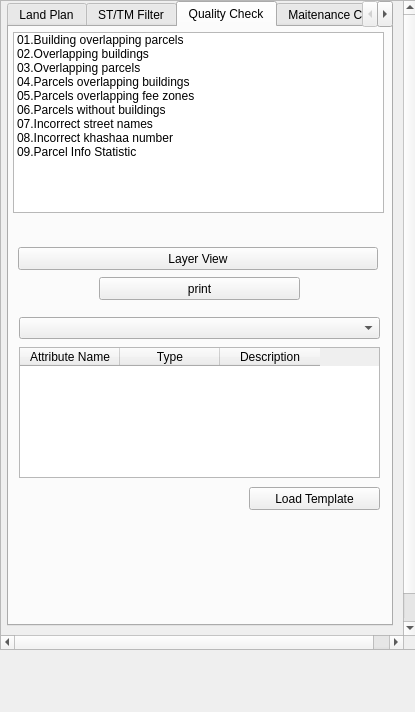
Qt form view/PlanNavigatorWidget.ui (teamlm2/lm2_mgis) before a commit.
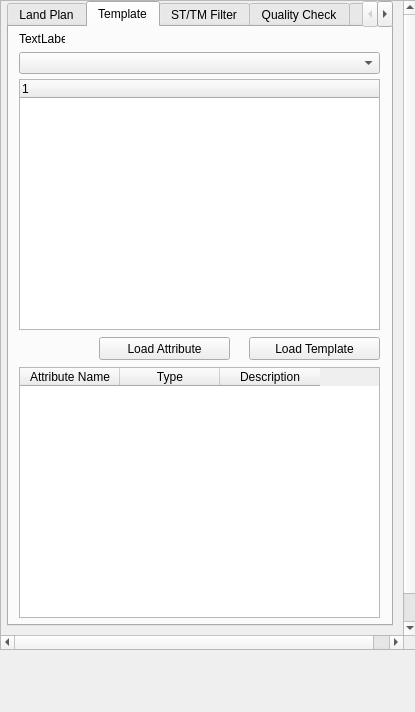
The same form after that commit.

```diff
--- a/view/PlanNavigatorWidget.ui
+++ b/view/PlanNavigatorWidget.ui
@@ -93,7 +93,7 @@
        </size>
       </property>
       <property name="currentIndex">
-       <number>2</number>
+       <number>1</number>
       </property>
       <property name="usesScrollButtons">
        <bool>true</bool>
@@ -462,6 +462,100 @@
         </property>
        </widget>
       </widget>
+      <widget class="QWidget" name="tab">
+       <attribute name="title">
+        <string>Template</string>
+       </attribute>
+       <widget class="QComboBox" name="tmp_plan_type_cbox">
+        <property name="geometry">
+         <rect>
+          <x>10</x>
+          <y>25</y>
+          <width>361</width>
+          <height>22</height>
+         </rect>
+        </property>
+       </widget>
+       <widget class="QPushButton" name="load_template_button">
+        <property name="geometry">
+         <rect>
+          <x>240</x>
+          <y>310</y>
+          <width>131</width>
+          <height>23</height>
+         </rect>
+        </property>
+        <property name="text">
+         <string>Load Template</string>
+        </property>
+       </widget>
+       <widget class="QTableWidget" name="attribute_twidget">
+        <property name="geometry">
+         <rect>
+          <x>10</x>
+          <y>340</y>
+          <width>361</width>
+          <height>251</height>
+         </rect>
+        </property>
+        <column>
+         <property name="text">
+          <string>Attribute Name</string>
+         </property>
+        </column>
+        <column>
+         <property name="text">
+          <string>Type</string>
+         </property>
+        </column>
+        <column>
+         <property name="text">
+          <string>Description</string>
+         </property>
+        </column>
+       </widget>
+       <widget class="QTreeWidget" name="process_type_treewidget">
+        <property name="geometry">
+         <rect>
+          <x>10</x>
+          <y>52</y>
+          <width>361</width>
+          <height>251</height>
+         </rect>
+        </property>
+        <column>
+         <property name="text">
+          <string notr="true">1</string>
+         </property>
+        </column>
+       </widget>
+       <widget class="QLabel" name="label">
+        <property name="geometry">
+         <rect>
+          <x>10</x>
+          <y>5</y>
+          <width>46</width>
+          <height>13</height>
+         </rect>
+        </property>
+        <property name="text">
+         <string>TextLabel</string>
+        </property>
+       </widget>
+       <widget class="QPushButton" name="load_attribute_button">
+        <property name="geometry">
+         <rect>
+          <x>90</x>
+          <y>310</y>
+          <width>131</width>
+          <height>23</height>
+         </rect>
+        </property>
+        <property name="text">
+         <string>Load Attribute</string>
+        </property>
+       </widget>
+      </widget>
       <widget class="QWidget" name="st_tm_filter_tab">
        <attribute name="title">
         <string>ST/TM Filter</string>
@@ -1042,54 +1136,6 @@
          <string>print</string>
         </property>
        </widget>
-       <widget class="QComboBox" name="plan_zone_cbox">
-        <property name="geometry">
-         <rect>
-          <x>10</x>
-          <y>290</y>
-          <width>361</width>
-          <height>22</height>
-         </rect>
-        </property>
-       </widget>
-       <widget class="QTableWidget" name="attribute_twidget">
-        <property name="geometry">
-         <rect>
-          <x>10</x>
-          <y>320</y>
-          <width>361</width>
-          <height>131</height>
-         </rect>
-        </property>
-        <column>
-         <property name="text">
-          <string>Attribute Name</string>
-         </property>
-        </column>
-        <column>
-         <property name="text">
-          <string>Type</string>
-         </property>
-        </column>
-        <column>
-         <property name="text">
-          <string>Description</string>
-         </property>
-        </column>
-       </widget>
-       <widget class="QPushButton" name="load_template_button">
-        <property name="geometry">
-         <rect>
-          <x>240</x>
-          <y>460</y>
-          <width>131</width>
-          <height>23</height>
-         </rect>
-        </property>
-        <property name="text">
-         <string>Load Template</string>
-        </property>
-       </widget>
       </widget>
       <widget class="QWidget" name="maintenance_tab">
        <attribute name="title">
```
